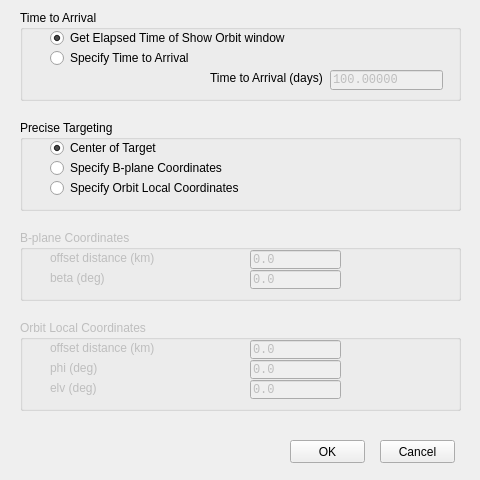
whiskie14142/SolarSystemVoyager, file ui/ftasettingdialog.ui: the form before one commit.
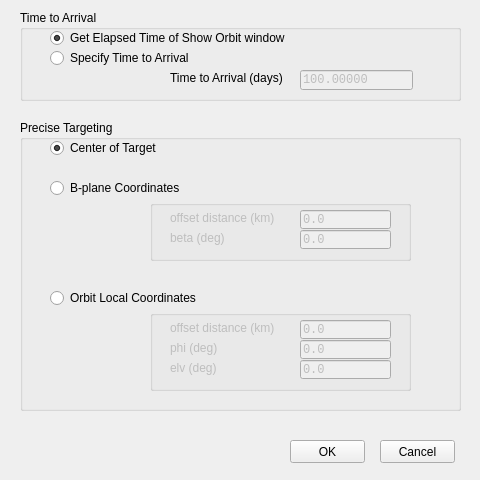
The form after the commit.

```diff
--- a/ui/ftasettingdialog.ui
+++ b/ui/ftasettingdialog.ui
@@ -66,7 +66,7 @@
     </property>
     <property name="geometry">
      <rect>
-      <x>310</x>
+      <x>280</x>
       <y>60</y>
       <width>113</width>
       <height>20</height>
@@ -87,7 +87,7 @@
    <widget class="QLabel" name="label">
     <property name="geometry">
      <rect>
-      <x>190</x>
+      <x>150</x>
       <y>60</y>
       <width>121</width>
       <height>16</height>
@@ -98,121 +98,6 @@
     </property>
    </widget>
   </widget>
-  <widget class="QGroupBox" name="OLcoords">
-   <property name="enabled">
-    <bool>false</bool>
-   </property>
-   <property name="geometry">
-    <rect>
-     <x>20</x>
-     <y>320</y>
-     <width>441</width>
-     <height>91</height>
-    </rect>
-   </property>
-   <property name="title">
-    <string>Orbit Local Coordinates</string>
-   </property>
-   <widget class="QLabel" name="label_2">
-    <property name="geometry">
-     <rect>
-      <x>30</x>
-      <y>20</y>
-      <width>181</width>
-      <height>16</height>
-     </rect>
-    </property>
-    <property name="text">
-     <string>offset distance (km)</string>
-    </property>
-   </widget>
-   <widget class="QLabel" name="label_3">
-    <property name="geometry">
-     <rect>
-      <x>30</x>
-      <y>40</y>
-      <width>181</width>
-      <height>16</height>
-     </rect>
-    </property>
-    <property name="text">
-     <string>phi (deg)</string>
-    </property>
-   </widget>
-   <widget class="QLabel" name="label_4">
-    <property name="geometry">
-     <rect>
-      <x>30</x>
-      <y>60</y>
-      <width>181</width>
-      <height>16</height>
-     </rect>
-    </property>
-    <property name="text">
-     <string>elv (deg)</string>
-    </property>
-   </widget>
-   <widget class="QLineEdit" name="rangeedit">
-    <property name="geometry">
-     <rect>
-      <x>230</x>
-      <y>20</y>
-      <width>91</width>
-      <height>19</height>
-     </rect>
-    </property>
-    <property name="font">
-     <font>
-      <family>Lucida Console</family>
-     </font>
-    </property>
-    <property name="text">
-     <string>0.0</string>
-    </property>
-   </widget>
-   <widget class="QLineEdit" name="phiedit">
-    <property name="geometry">
-     <rect>
-      <x>230</x>
-      <y>40</y>
-      <width>91</width>
-      <height>19</height>
-     </rect>
-    </property>
-    <property name="font">
-     <font>
-      <family>Lucida Console</family>
-     </font>
-    </property>
-    <property name="toolTip">
-     <string>Angle phi on Orbit Local coordinate</string>
-    </property>
-    <property name="text">
-     <string>0.0</string>
-    </property>
-   </widget>
-   <widget class="QLineEdit" name="elvedit">
-    <property name="geometry">
-     <rect>
-      <x>230</x>
-      <y>60</y>
-      <width>91</width>
-      <height>19</height>
-     </rect>
-    </property>
-    <property name="font">
-     <font>
-      <family>Lucida Console</family>
-     </font>
-    </property>
-    <property name="toolTip">
-     <string>Angle elv on Orbit Local coordinate</string>
-    </property>
-    <property name="text">
-     <string>0.0</string>
-    </property>
-   </widget>
-  </widget>
   <widget class="QPushButton" name="cancel_button">
    <property name="geometry">
     <rect>
@@ -251,7 +136,7 @@
      <x>20</x>
      <y>120</y>
      <width>441</width>
-     <height>91</height>
+     <height>291</height>
     </rect>
    </property>
    <property name="title">
@@ -277,28 +162,27 @@
     <property name="geometry">
      <rect>
       <x>30</x>
-      <y>40</y>
+      <y>60</y>
       <width>391</width>
       <height>16</height>
      </rect>
     </property>
     <property name="text">
-     <string>Specify B-plane Coordinates</string>
+     <string>B-plane Coordinates</string>
     </property>
    </widget>
    <widget class="QRadioButton" name="selOLcoord">
     <property name="geometry">
      <rect>
       <x>30</x>
-      <y>60</y>
+      <y>170</y>
       <width>391</width>
       <height>16</height>
      </rect>
     </property>
     <property name="text">
-     <string>Specify Orbit Local Coordinates</string>
+     <string>Orbit Local Coordinates</string>
     </property>
-   </widget>
   </widget>
   <widget class="QGroupBox" name="Bplanecoords">
    <property name="enabled">
@@ -306,21 +190,21 @@
    </property>
    <property name="geometry">
     <rect>
-     <x>20</x>
-     <y>230</y>
-     <width>441</width>
-     <height>71</height>
+      <x>130</x>
+      <y>80</y>
+      <width>261</width>
+      <height>61</height>
     </rect>
    </property>
    <property name="title">
-    <string>B-plane Coordinates</string>
+     <string/>
    </property>
    <widget class="QLabel" name="label_5">
     <property name="geometry">
      <rect>
-      <x>30</x>
-      <y>20</y>
-      <width>181</width>
+       <x>20</x>
+       <y>10</y>
+       <width>121</width>
       <height>16</height>
      </rect>
     </property>
@@ -331,8 +215,8 @@
    <widget class="QLineEdit" name="Brangeedit">
     <property name="geometry">
      <rect>
-      <x>230</x>
-      <y>20</y>
+       <x>150</x>
+       <y>10</y>
       <width>91</width>
       <height>19</height>
      </rect>
@@ -349,9 +233,9 @@
    <widget class="QLabel" name="label_6">
     <property name="geometry">
      <rect>
-      <x>30</x>
-      <y>40</y>
-      <width>181</width>
+       <x>20</x>
+       <y>30</y>
+       <width>121</width>
       <height>16</height>
      </rect>
     </property>
@@ -362,8 +246,8 @@
    <widget class="QLineEdit" name="betaedit">
     <property name="geometry">
      <rect>
-      <x>230</x>
-      <y>40</y>
+       <x>150</x>
+       <y>30</y>
       <width>91</width>
       <height>19</height>
      </rect>
@@ -379,6 +263,122 @@
     <property name="text">
      <string>0.0</string>
     </property>
+    </widget>
+   </widget>
+   <widget class="QGroupBox" name="OLcoords">
+    <property name="enabled">
+     <bool>false</bool>
+    </property>
+    <property name="geometry">
+     <rect>
+      <x>130</x>
+      <y>190</y>
+      <width>261</width>
+      <height>81</height>
+     </rect>
+    </property>
+    <property name="title">
+     <string/>
+    </property>
+    <widget class="QLabel" name="label_2">
+     <property name="geometry">
+      <rect>
+       <x>20</x>
+       <y>10</y>
+       <width>121</width>
+       <height>16</height>
+      </rect>
+     </property>
+     <property name="text">
+      <string>offset distance (km)</string>
+     </property>
+    </widget>
+    <widget class="QLabel" name="label_3">
+     <property name="geometry">
+      <rect>
+       <x>20</x>
+       <y>30</y>
+       <width>121</width>
+       <height>16</height>
+      </rect>
+     </property>
+     <property name="text">
+      <string>phi (deg)</string>
+     </property>
+    </widget>
+    <widget class="QLabel" name="label_4">
+     <property name="geometry">
+      <rect>
+       <x>20</x>
+       <y>50</y>
+       <width>121</width>
+       <height>16</height>
+      </rect>
+     </property>
+     <property name="text">
+      <string>elv (deg)</string>
+     </property>
+    </widget>
+    <widget class="QLineEdit" name="rangeedit">
+     <property name="geometry">
+      <rect>
+       <x>150</x>
+       <y>10</y>
+       <width>91</width>
+       <height>19</height>
+      </rect>
+     </property>
+     <property name="font">
+      <font>
+       <family>Lucida Console</family>
+      </font>
+     </property>
+     <property name="text">
+      <string>0.0</string>
+     </property>
+    </widget>
+    <widget class="QLineEdit" name="phiedit">
+     <property name="geometry">
+      <rect>
+       <x>150</x>
+       <y>30</y>
+       <width>91</width>
+       <height>19</height>
+      </rect>
+     </property>
+     <property name="font">
+      <font>
+       <family>Lucida Console</family>
+      </font>
+     </property>
+     <property name="toolTip">
+      <string>Angle phi on Orbit Local coordinate</string>
+     </property>
+     <property name="text">
+      <string>0.0</string>
+     </property>
+    </widget>
+    <widget class="QLineEdit" name="elvedit">
+     <property name="geometry">
+      <rect>
+       <x>150</x>
+       <y>50</y>
+       <width>91</width>
+       <height>19</height>
+      </rect>
+     </property>
+     <property name="font">
+      <font>
+       <family>Lucida Console</family>
+      </font>
+     </property>
+     <property name="toolTip">
+      <string>Angle elv on Orbit Local coordinate</string>
+     </property>
+     <property name="text">
+      <string>0.0</string>
+     </property>
+    </widget>
    </widget>
   </widget>
  </widget>
```
Lines whose indentation alone changed are shown as unchanged.
